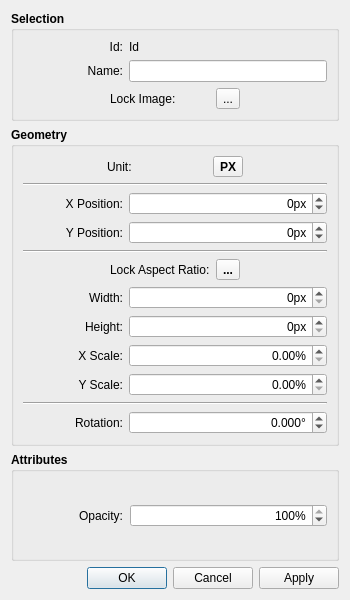
Qt form src/libs/tools/image_dialog.ui (FashionFreedom/Seamly2D) before a commit.
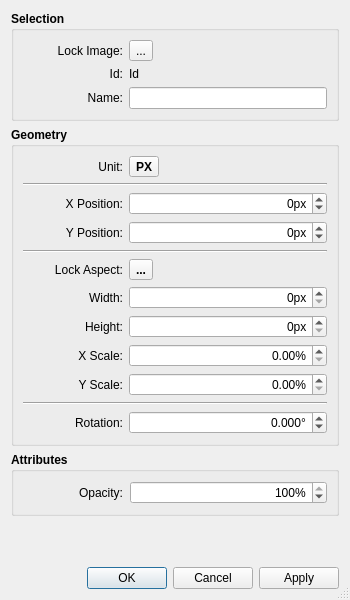
The same form after that commit. Icons and pictures are not drawn.

```diff
--- a/src/libs/tools/image_dialog.ui
+++ b/src/libs/tools/image_dialog.ui
@@ -27,7 +27,7 @@
   </property>
   <property name="maximumSize">
    <size>
-    <width>350</width>
+    <width>550</width>
     <height>600</height>
    </size>
   </property>
@@ -39,7 +39,7 @@
     <normaloff>:/icons/win.icon.theme/16x16/actions/preferences-other.png</normaloff>:/icons/win.icon.theme/16x16/actions/preferences-other.png</iconset>
   </property>
   <property name="sizeGripEnabled">
-   <bool>false</bool>
+   <bool>true</bool>
   </property>
   <layout class="QVBoxLayout" name="verticalLayout_3">
    <item>
@@ -79,7 +79,7 @@
         <property name="formAlignment">
          <set>Qt::AlignLeading|Qt::AlignLeft|Qt::AlignVCenter</set>
         </property>
-        <item row="0" column="0">
+        <item row="1" column="0">
          <widget class="QLabel" name="id_Label">
           <property name="sizePolicy">
            <sizepolicy hsizetype="Fixed" vsizetype="Preferred">
@@ -107,7 +107,7 @@
           </property>
          </widget>
         </item>
-        <item row="0" column="1">
+        <item row="1" column="1">
          <widget class="QLabel" name="idText_Label">
           <property name="sizePolicy">
            <sizepolicy hsizetype="Preferred" vsizetype="Fixed">
@@ -132,7 +132,7 @@
           </property>
          </widget>
         </item>
-        <item row="1" column="0">
+        <item row="2" column="0">
          <widget class="QLabel" name="name_Label">
           <property name="sizePolicy">
            <sizepolicy hsizetype="Fixed" vsizetype="Preferred">
@@ -166,40 +166,7 @@
           </property>
          </widget>
         </item>
-        <item row="1" column="1">
-         <widget class="QLineEdit" name="name_LineEdit">
-          <property name="sizePolicy">
-           <sizepolicy hsizetype="Preferred" vsizetype="Fixed">
-            <horstretch>0</horstretch>
-            <verstretch>0</verstretch>
-           </sizepolicy>
-          </property>
-          <property name="font">
-           <font>
-            <pointsize>9</pointsize>
-            <bold>false</bold>
-           </font>
-          </property>
-         </widget>
-        </item>
-       </layout>
-      </item>
-      <item>
-       <layout class="QHBoxLayout" name="horizontalLayout_3">
-        <item>
-         <spacer name="horizontalSpacer_5">
-          <property name="orientation">
-           <enum>Qt::Horizontal</enum>
-          </property>
-          <property name="sizeHint" stdset="0">
-           <size>
-            <width>40</width>
-            <height>20</height>
-           </size>
-          </property>
-         </spacer>
-        </item>
-        <item>
+        <item row="0" column="0">
          <widget class="QLabel" name="lockImage_Label">
           <property name="sizePolicy">
            <sizepolicy hsizetype="Fixed" vsizetype="Preferred">
@@ -223,11 +190,11 @@
            <string>Lock Image:</string>
           </property>
           <property name="alignment">
-           <set>Qt::AlignLeading|Qt::AlignLeft|Qt::AlignVCenter</set>
+           <set>Qt::AlignRight|Qt::AlignTrailing|Qt::AlignVCenter</set>
           </property>
          </widget>
         </item>
-        <item>
+        <item row="0" column="1">
          <widget class="QToolButton" name="lockImage_ToolButton">
           <property name="font">
            <font>
@@ -254,23 +221,25 @@
             <normaloff>:/icon/32x32/lock_off.png</normaloff>
             <normalon>:/icon/32x32/lock_on.png</normalon>:/icon/32x32/lock_off.png</iconset>
           </property>
-          <property name="checkable">
-           <bool>true</bool>
-          </property>
-         </widget>
-        </item>
-        <item>
-         <spacer name="horizontalSpacer_6">
-          <property name="orientation">
-           <enum>Qt::Horizontal</enum>
-          </property>
-          <property name="sizeHint" stdset="0">
+          <property name="iconSize">
            <size>
-            <width>40</width>
-            <height>20</height>
+            <width>18</width>
+            <height>18</height>
            </size>
           </property>
-         </spacer>
+          <property name="checkable">
+           <bool>true</bool>
+          </property>
+         </widget>
+        </item>
+        <item row="2" column="1">
+         <widget class="QLineEdit" name="name_LineEdit">
+          <property name="font">
+           <font>
+            <bold>false</bold>
+           </font>
+          </property>
+         </widget>
         </item>
        </layout>
       </item>
@@ -299,54 +268,10 @@
      <property name="title">
       <string>Geometry</string>
      </property>
-     <layout class="QVBoxLayout" name="verticalLayout" stretch="0,0,0,0,0,0,0,0">
+     <layout class="QVBoxLayout" name="verticalLayout">
       <item>
-       <layout class="QHBoxLayout" name="horizontalLayout_2">
-        <item>
-         <spacer name="horizontalSpacer_3">
-          <property name="orientation">
-           <enum>Qt::Horizontal</enum>
-          </property>
-          <property name="sizeHint" stdset="0">
-           <size>
-            <width>40</width>
-            <height>20</height>
-           </size>
-          </property>
-         </spacer>
-        </item>
-        <item>
-         <widget class="QLabel" name="label_2">
-          <property name="sizePolicy">
-           <sizepolicy hsizetype="Fixed" vsizetype="Preferred">
-            <horstretch>0</horstretch>
-            <verstretch>0</verstretch>
-           </sizepolicy>
-          </property>
-          <property name="minimumSize">
-           <size>
-            <width>100</width>
-            <height>0</height>
-           </size>
-          </property>
-          <property name="font">
-           <font>
-            <pointsize>9</pointsize>
-            <bold>false</bold>
-           </font>
-          </property>
-          <property name="layoutDirection">
-           <enum>Qt::LeftToRight</enum>
-          </property>
-          <property name="text">
-           <string>Unit:</string>
-          </property>
-          <property name="alignment">
-           <set>Qt::AlignLeading|Qt::AlignLeft|Qt::AlignVCenter</set>
-          </property>
-         </widget>
-        </item>
-        <item>
+       <layout class="QGridLayout" name="gridLayout_2">
+        <item row="0" column="1">
          <widget class="QToolButton" name="units_ToolButton">
           <property name="toolTip">
            <string>Switch between px and pattern units</string>
@@ -372,8 +297,8 @@
           </property>
           <property name="iconSize">
            <size>
-            <width>20</width>
-            <height>20</height>
+            <width>18</width>
+            <height>18</height>
            </size>
           </property>
           <property name="checkable">
@@ -384,8 +309,39 @@
           </property>
          </widget>
         </item>
-        <item>
-         <spacer name="horizontalSpacer_4">
+        <item row="0" column="0">
+         <widget class="QLabel" name="label_2">
+          <property name="sizePolicy">
+           <sizepolicy hsizetype="Fixed" vsizetype="Preferred">
+            <horstretch>0</horstretch>
+            <verstretch>0</verstretch>
+           </sizepolicy>
+          </property>
+          <property name="minimumSize">
+           <size>
+            <width>100</width>
+            <height>0</height>
+           </size>
+          </property>
+          <property name="font">
+           <font>
+            <pointsize>9</pointsize>
+            <bold>false</bold>
+           </font>
+          </property>
+          <property name="layoutDirection">
+           <enum>Qt::LeftToRight</enum>
+          </property>
+          <property name="text">
+           <string>Unit:</string>
+          </property>
+          <property name="alignment">
+           <set>Qt::AlignRight|Qt::AlignTrailing|Qt::AlignVCenter</set>
+          </property>
+         </widget>
+        </item>
+        <item row="0" column="2">
+         <spacer name="horizontalSpacer_2">
           <property name="orientation">
            <enum>Qt::Horizontal</enum>
           </property>
@@ -558,59 +514,15 @@
        </widget>
       </item>
       <item>
-       <layout class="QHBoxLayout" name="horizontalLayout">
-        <property name="sizeConstraint">
-         <enum>QLayout::SetDefaultConstraint</enum>
-        </property>
-        <item>
-         <spacer name="horizontalSpacer">
-          <property name="orientation">
-           <enum>Qt::Horizontal</enum>
-          </property>
-          <property name="sizeHint" stdset="0">
-           <size>
-            <width>40</width>
-            <height>20</height>
-           </size>
-          </property>
-         </spacer>
-        </item>
-        <item>
-         <widget class="QLabel" name="lockAspectRatio_Label">
-          <property name="sizePolicy">
-           <sizepolicy hsizetype="Fixed" vsizetype="Preferred">
-            <horstretch>0</horstretch>
-            <verstretch>0</verstretch>
-           </sizepolicy>
-          </property>
-          <property name="minimumSize">
-           <size>
-            <width>100</width>
-            <height>20</height>
-           </size>
-          </property>
-          <property name="maximumSize">
-           <size>
-            <width>16777215</width>
-            <height>16777215</height>
-           </size>
-          </property>
-          <property name="font">
-           <font>
-            <pointsize>9</pointsize>
-            <bold>false</bold>
-           </font>
-          </property>
-          <property name="text">
-           <string>Lock Aspect Ratio:</string>
-          </property>
-          <property name="alignment">
-           <set>Qt::AlignLeading|Qt::AlignLeft|Qt::AlignVCenter</set>
-          </property>
-         </widget>
-        </item>
-        <item>
+       <layout class="QGridLayout" name="gridLayout">
+        <item row="0" column="1">
          <widget class="QToolButton" name="aspectLocked_ToolButton">
+          <property name="sizePolicy">
+           <sizepolicy hsizetype="Fixed" vsizetype="Fixed">
+            <horstretch>0</horstretch>
+            <verstretch>0</verstretch>
+           </sizepolicy>
+          </property>
           <property name="toolTip">
            <string>Lock aspect ratio</string>
           </property>
@@ -633,8 +545,8 @@
           </property>
           <property name="iconSize">
            <size>
-            <width>20</width>
-            <height>20</height>
+            <width>18</width>
+            <height>18</height>
            </size>
           </property>
           <property name="checkable">
@@ -642,8 +554,45 @@
           </property>
          </widget>
         </item>
-        <item>
-         <spacer name="horizontalSpacer_2">
+        <item row="0" column="0">
+         <widget class="QLabel" name="lockAspectRatio_Label">
+          <property name="sizePolicy">
+           <sizepolicy hsizetype="Fixed" vsizetype="Preferred">
+            <horstretch>0</horstretch>
+            <verstretch>0</verstretch>
+           </sizepolicy>
+          </property>
+          <property name="minimumSize">
+           <size>
+            <width>100</width>
+            <height>20</height>
+           </size>
+          </property>
+          <property name="maximumSize">
+           <size>
+            <width>16777215</width>
+            <height>16777215</height>
+           </size>
+          </property>
+          <property name="font">
+           <font>
+            <pointsize>9</pointsize>
+            <bold>false</bold>
+           </font>
+          </property>
+          <property name="text">
+           <string>Lock Aspect:</string>
+          </property>
+          <property name="alignment">
+           <set>Qt::AlignRight|Qt::AlignTrailing|Qt::AlignVCenter</set>
+          </property>
+          <property name="wordWrap">
+           <bool>true</bool>
+          </property>
+         </widget>
+        </item>
+        <item row="0" column="2">
+         <spacer name="horizontalSpacer">
           <property name="orientation">
            <enum>Qt::Horizontal</enum>
           </property>
@@ -1114,6 +1063,19 @@
      </layout>
     </widget>
    </item>
+   <item>
+    <spacer name="verticalSpacer">
+     <property name="orientation">
+      <enum>Qt::Vertical</enum>
+     </property>
+     <property name="sizeHint" stdset="0">
+      <size>
+       <width>20</width>
+       <height>40</height>
+      </size>
+     </property>
+    </spacer>
+   </item>
    <item>
     <widget class="QDialogButtonBox" name="buttonBox">
      <property name="orientation">
```
Left out of the diff: 3 changed lines with no effect on the pictures.
